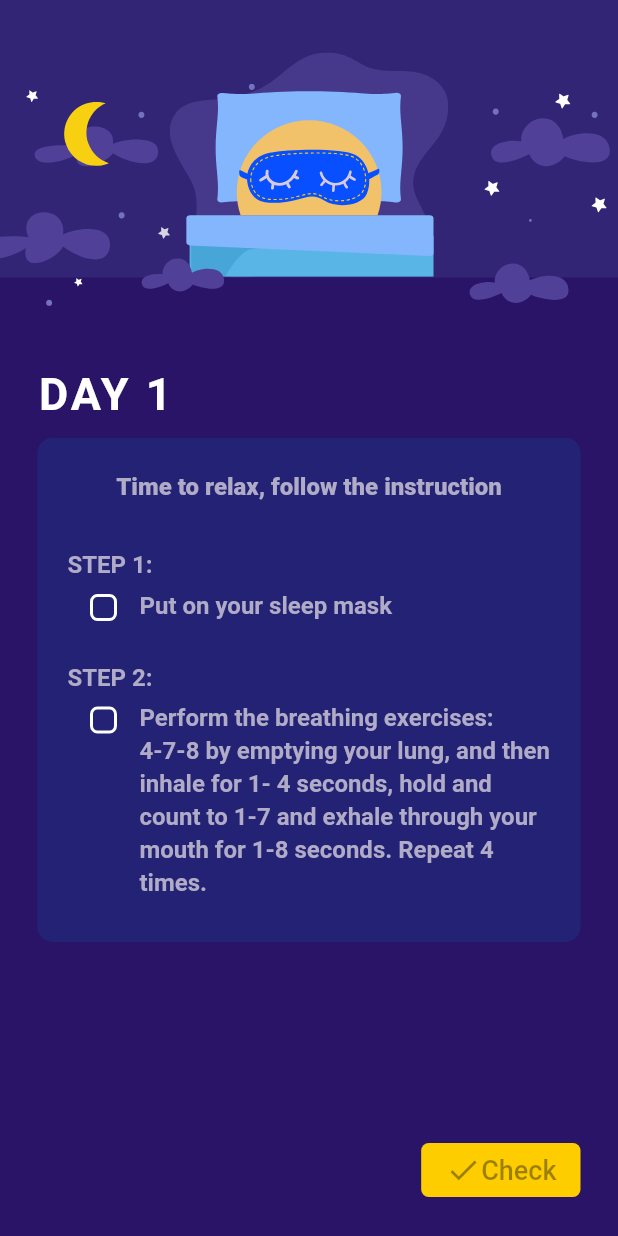
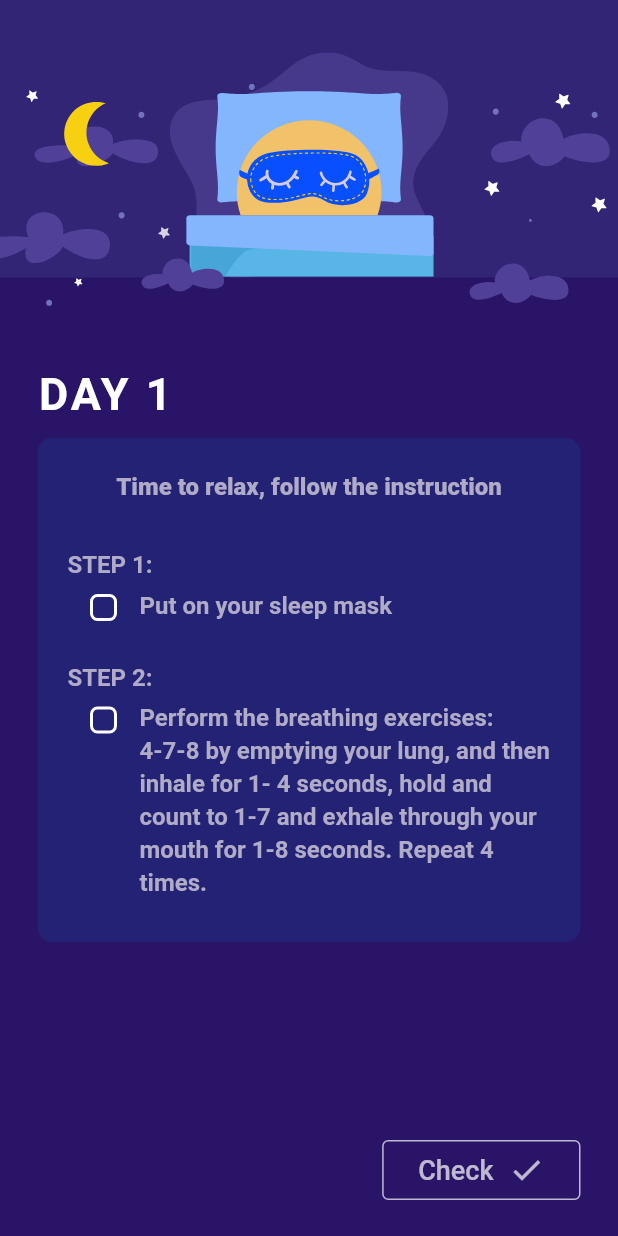
Before and after one commit to Khongchai/21-day-sleep-journey-challenge, a Flutter app: the Progress screen opened by its route, after a tap on "DAY 1", on a phone screen of 412 x 824 dp. Run offline on Flutter 3.47's test engine with Material 2 defaults, Android fonts, the phone set to English and light mode, and no system bars; our stand-ins replace cloud_firestore, firebase_auth, firebase_core, flutter_svg, shared_preferences; accounts and stored records are empty; statements that could not run were skipped.

Commit message:
added alert dialog to instructions page

```diff
--- a/lib/main.dart
+++ b/lib/main.dart
@@ -14,11 +14,6 @@ void main() {
     ChangeNotifierProvider(create: (_) => AppState()),
     ChangeNotifierProvider(create: (_) => SharedPrefsState())
   ], child: TranslationProvider(child: const MyApp())));
-  // runApp(
-  //   ChangeNotifierProvider(
-  //       create: (context) => AppState(),
-  //       builder: (context, _) => TranslationProvider(child: const MyApp())),
-  // );
 }
 
 class MyApp extends StatelessWidget {
--- a/lib/pages/daily_instructions.dart
+++ b/lib/pages/daily_instructions.dart
@@ -85,7 +85,7 @@ class _DailyInstructionsState extends State<DailyInstructions> {
                   color: const Color(0xff232274),
                   borderRadius: BorderRadius.circular(10.0))),
         ]),
-        CheckButton(enableCondition: checkboxState.bothChecked())
+        CheckButton(enabled: checkboxState.bothChecked())
       ]),
     );
   }
--- a/lib/pages/homepage.dart
+++ b/lib/pages/homepage.dart
@@ -5,7 +5,7 @@ import 'package:yawwn/i18n/strings.g.dart';
 import 'package:yawwn/pages/instructions.dart';
 import 'package:yawwn/widgets/background_decorations/moon_and_stars_background.dart';
 import 'package:yawwn/widgets/bottom_navigation_buttons.dart';
-import 'package:yawwn/widgets/landing/welcome_text.dart';
+import 'package:yawwn/widgets/homepage/welcome_text.dart';
 import 'package:yawwn/widgets/stack_container.dart';
 
 class MyHomePage extends StatefulWidget {
--- a/lib/pages/progress.dart
+++ b/lib/pages/progress.dart
@@ -34,8 +34,7 @@ class Progress extends StatelessWidget {
           width: 1 / 0,
           child: Column(children: const [
             ProgressHeader(),
-            SizedBox(height: 40),
-            Flexible(flex: 80, child: ProgressUI())
+            Flexible(flex: 100, child: ProgressUI())
           ]),
         )
       ]),
--- a/lib/widgets/daily_instructions/check_button.dart
+++ b/lib/widgets/daily_instructions/check_button.dart
@@ -1,33 +1,53 @@
 import 'package:flutter/material.dart';
 import 'package:yawwn/constants/colors.dart';
+import 'package:yawwn/widgets/daily_instructions/utils/shwo_alert_dialog.dart';
 
 class CheckButton extends StatelessWidget {
-  final bool enableCondition;
-  const CheckButton({required this.enableCondition, Key? key})
-      : super(key: key);
+  final bool enabled;
+  const CheckButton({required this.enabled, Key? key}) : super(key: key);
 
   @override
   Widget build(BuildContext context) {
     return Positioned(
       bottom: 0,
       right: 0,
-      child: ElevatedButton(
+      child: enabled ? buildEnabledButton(context) : buildDisabledButton(),
+    );
+  }
+
+  Widget buildEnabledButton(BuildContext context) {
+    return ElevatedButton(
       style: ButtonStyle(
         shape: MaterialStateProperty.all<RoundedRectangleBorder>(
             RoundedRectangleBorder(borderRadius: BorderRadius.circular(5))),
         backgroundColor: MaterialStateProperty.all<Color>(appColors.accent),
       ),
-          onPressed: enableCondition
-              ? () {
-                  print("Check tapped");
+      onPressed: enabled ? () => showAlertDialog(context) : null,
+      child: buildButtonContent(const Color(0xff000000)),
+    );
   }
-              : null,
-          child: Row(
-            children: const [
-              Icon(Icons.check),
-              Text("Check", style: TextStyle(fontSize: 18)),
-            ],
-          )),
+
+  Widget buildDisabledButton() {
+    return Opacity(
+      opacity: 0.7,
+      child: OutlinedButton(
+        style: OutlinedButton.styleFrom(
+          side: const BorderSide(width: 1.0, color: Color(0xffffffff)),
+        ),
+        onPressed: null,
+        child: buildButtonContent(const Color(0xffffffff)),
+      ),
+    );
+  }
+
+  Widget buildButtonContent(Color color) {
+    return Padding(
+      padding: const EdgeInsets.all(8.0),
+      child: Row(children: [
+        Text("Check", style: TextStyle(fontSize: 18, color: color)),
+        const SizedBox(width: 10),
+        Icon(Icons.check_outlined, color: color),
+      ]),
     );
   }
 }
--- /dev/null
+++ b/lib/widgets/daily_instructions/utils/shwo_alert_dialog.dart
@@ -0,0 +1,10 @@
+import "package:flutter/material.dart";
+
+Future<void> showAlertDialog(
+  BuildContext context,
+) {
+  return showDialog(
+      context: context,
+      builder: (BuildContext context) => const AlertDialog(
+          title: Text("test title"), content: Text("test content")));
+}
```
Also changed, not shown: lib/widgets/homepage/switch_language_button.dart (renamed from lib/widgets/landing/switch_language_button.dart), lib/widgets/homepage/welcome_text.dart (renamed from lib/widgets/landing/welcome_text.dart), 1 other file. Lines whose indentation alone changed are shown as unchanged.
